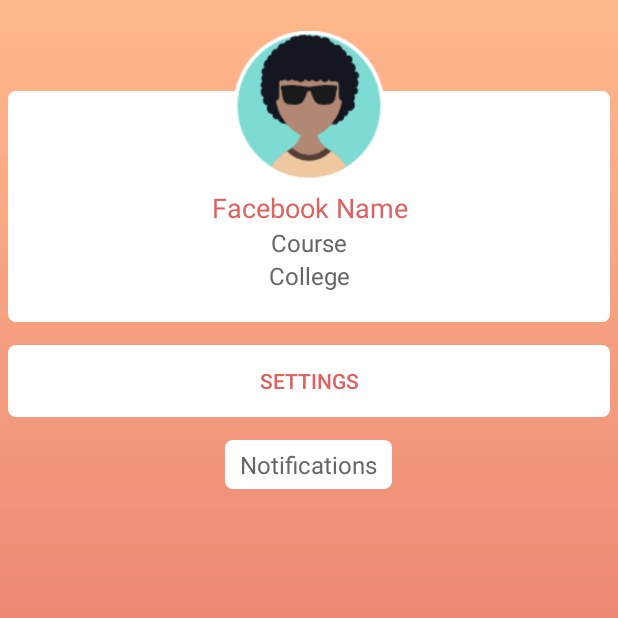
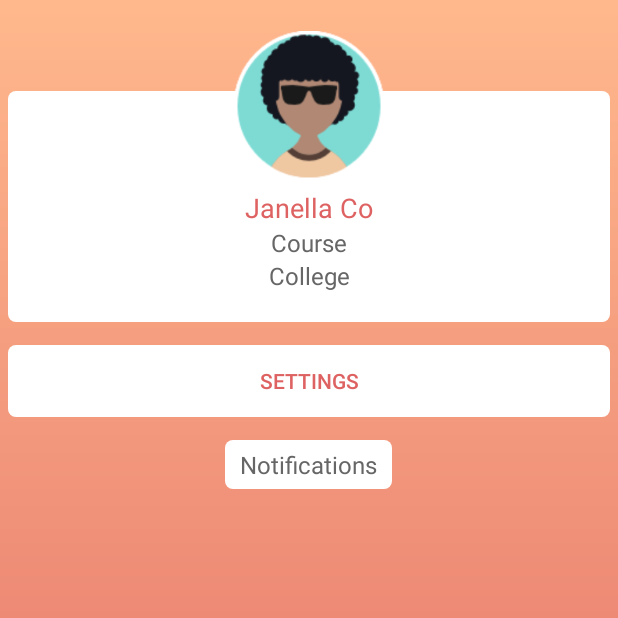
Before and after one commit to norielleaguila/MOBAPDE_Quatro, an Android app: the ProfileActivity screen opened directly, with no data from a screen before it, on a phone screen of 412 x 824 dp, the top half of it. Run offline under Robolectric (Android 15) with nearby library versions, the phone set to English and light mode, and no system bars.

```diff
--- a/Quatro/app/src/main/java/edu/dlsu/mobapde/quatro/ProfileActivity.java
+++ b/Quatro/app/src/main/java/edu/dlsu/mobapde/quatro/ProfileActivity.java
@@ -30,7 +30,7 @@ public class ProfileActivity extends AppCompatActivity {
         navigation.setOnNavigationItemSelectedListener(mOnNavigationItemSelectedListener);
 
         mTextMessage = (TextView) findViewById(R.id.message);
-        userName = (TextView) findViewById(R.id.userName);
+        userName = (TextView) findViewById(R.id.user_name);
         userName.setText("Janella Co");
         btnSettings = (Button)findViewById(R.id.button_settings);
 
--- a/Quatro/app/src/main/res/layout/activity_prof_list.xml
+++ b/Quatro/app/src/main/res/layout/activity_prof_list.xml
@@ -14,7 +14,8 @@
         android:layout_height="0dp"
         android:layout_weight="1"
         android:background="@drawable/gradient_bg"
-        android:orientation="vertical">
+        android:orientation="vertical"
+        android:paddingTop="10dp">
 
 
         <!--<Spinner-->
--- a/Quatro/app/src/main/res/layout/vote.xml
+++ b/Quatro/app/src/main/res/layout/vote.xml
@@ -8,7 +8,7 @@
 		android:layout_height="36dp"
 		android:src="@drawable/ic_up"
 		android:background="#0000"
-		android:tint="@color/colorPrimaryDark"
+		android:tint="@color/colorAccent"
 		android:id="@+id/upBtn"/>
 
 	<TextView
@@ -40,7 +40,7 @@
 		android:layout_below="@id/downVotes"
 		android:src="@drawable/ic_down"
 		android:background="#0000"
-		android:tint="@color/colorPrimaryDark"
+		android:tint="@color/colorAccent"
 		/>
 
 </RelativeLayout>
```
Also changed, not shown: Quatro/app/src/main/java/edu/dlsu/mobapde/quatro/PostAdapter.java (+4 -3 lines).
